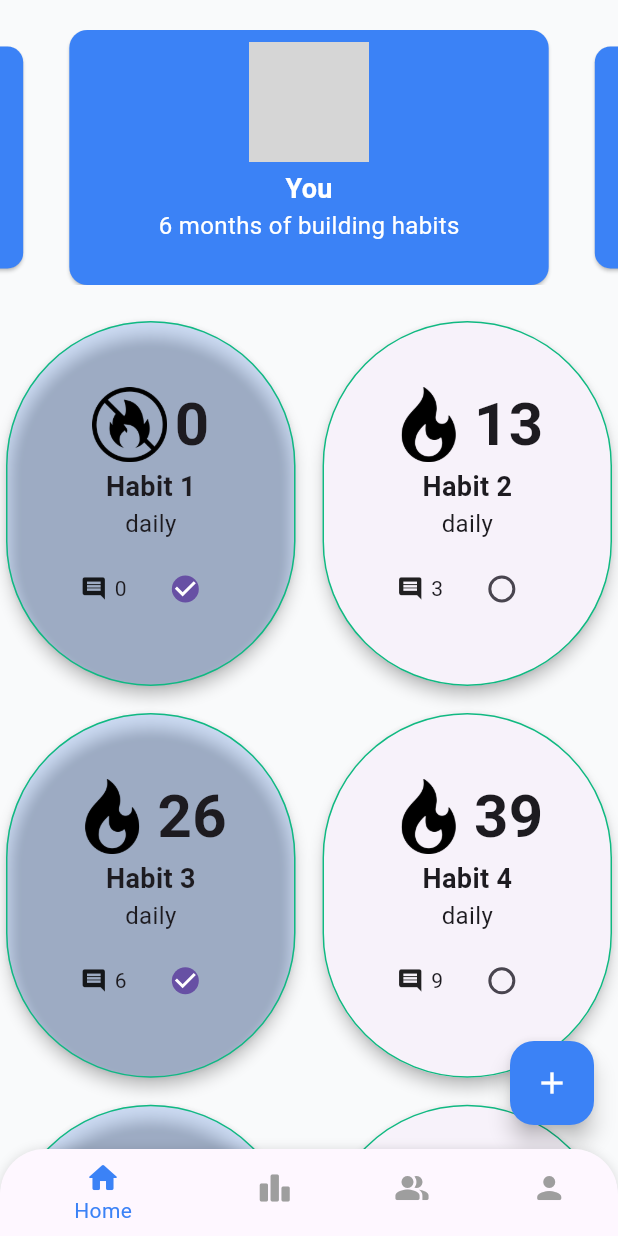
After one commit to Destiny-Ed/Rise_App, a Flutter app: the MainScreen screen opened directly, on a phone screen of 412 x 824 dp. The commit adds this screen. Run offline on Flutter 3.47's test engine with Material 3 defaults, Android fonts, the phone set to English and light mode, and no system bars; drawn by our look-alikes of carousel_slider; our stand-ins replace cached_network_image; network calls fail; grey boxes are pictures that could not be loaded.

Commit message:
created habits screen

```diff
--- a/lib/core/config/constants.dart
+++ b/lib/core/config/constants.dart
@@ -1 +1,17 @@
 const appName = "Rise";
+
+String avatar(dynamic value) => 'https://robohash.org/$value';
+
+
+String streakIcons(int level) {
+  switch (level) {
+    case 0:
+      return "assets/streak_zero.png";
+    case (> 0 && <= 50):
+      return "assets/streak_black.png";
+    case > 51:
+      return "assets/streak_black_full.png";
+    default:
+      return "assets/streak_fire.png";
+  }
+}
--- /dev/null
+++ b/lib/features/home_screen/presentation/views/home_screen.dart
@@ -0,0 +1,199 @@
+import 'package:cached_network_image/cached_network_image.dart';
+import 'package:carousel_slider/carousel_slider.dart';
+import 'package:flutter/material.dart';
+import 'package:rise/core/config/constants.dart';
+import 'package:rise/core/config/extensions.dart';
+import 'package:rise/core/theme/app_colors.dart';
+import 'package:rise/features/home_screen/presentation/views/log_habits.dart';
+
+class HomeScreen extends StatefulWidget {
+  const HomeScreen({super.key});
+
+  @override
+  State<HomeScreen> createState() => _HomeScreenState();
+}
+
+class _HomeScreenState extends State<HomeScreen> {
+  int _currentIndex = 0;
+
+  int currentUserIndex = 3;
+
+  late PageController _pageController;
+  late CarouselSliderController _carouselController;
+
+  @override
+  void initState() {
+    super.initState();
+    _currentIndex = currentUserIndex;
+    _pageController = PageController(initialPage: currentUserIndex);
+    _carouselController = CarouselSliderController();
+  }
+
+  void _syncPageView(int index) {
+    setState(() {
+      _currentIndex = index;
+    });
+    _pageController.animateToPage(index, duration: Duration(milliseconds: 300), curve: Curves.easeInOut);
+  }
+
+  void _syncCarousel(int index) {
+    setState(() {
+      _currentIndex = index;
+    });
+    _carouselController.animateToPage(index, duration: Duration(milliseconds: 300), curve: Curves.easeInOut);
+  }
+
+  @override
+  Widget build(BuildContext context) {
+    return Scaffold(
+      body: SafeArea(
+        child: Column(
+          children: [
+            20.height(),
+
+            //carousel slider
+            CarouselSlider.builder(
+              carouselController: _carouselController,
+              itemCount: 5,
+              itemBuilder: (context, index, realIndex) {
+                return GestureDetector(
+                  onTap: () {
+                    _syncPageView(index);
+                  },
+                  child: Card(
+                    color: AppColors.primaryColor,
+                    margin: const EdgeInsets.symmetric(horizontal: 5.0),
+                    child: Container(
+                      padding: const EdgeInsets.all(8.0),
+                      width: screenSize(context).width,
+                      child: Column(
+                        children: [
+                          CircleAvatar(
+                            radius: _currentIndex == index ? 40 : 30,
+                            backgroundImage: CachedNetworkImageProvider(avatar(index)),
+                          ),
+                          5.height(),
+                          Text(
+                            currentUserIndex == _currentIndex ? "You" : "User ${index + 1}",
+                            style: TextStyle(fontSize: 18, fontWeight: FontWeight.w600, color: AppColors.white),
+                          ),
+                          Text(
+                            "${index + 3} months of building habits",
+                            style: TextStyle(fontSize: 16, color: AppColors.white),
+                          ),
+                        ],
+                      ),
+                    ),
+                  ),
+                );
+              },
+              options: CarouselOptions(
+                height: 170,
+                enableInfiniteScroll: false,
+                enlargeCenterPage: true,
+                pageSnapping: false,
+                initialPage: currentUserIndex,
+                onPageChanged: (index, reason) {
+                  //sync pageView
+                  _syncPageView(index);
+                },
+              ),
+            ),
+
+            20.height(),
+
+            ///pageview (habit cards)
+            Expanded(
+              child: PageView(
+                onPageChanged: (value) {
+                  //sync carousel
+                  _syncCarousel(value);
+                },
+                controller: _pageController,
+                children: List.generate(5, (index) {
+                  return GridView.builder(
+                    gridDelegate: SliverGridDelegateWithFixedCrossAxisCount(
+                      crossAxisCount: 2,
+                      childAspectRatio: 0.8,
+                      crossAxisSpacing: 10,
+                      mainAxisSpacing: 10,
+                    ),
+                    itemBuilder: (context, habitIndex) {
+                      return GestureDetector(
+                        onTap: () {},
+                        child: Card(
+                          color: habitIndex.isEven ? AppColors.primaryColor.withAlpha(50) : null,
+                          shape: StadiumBorder(side: BorderSide(color: AppColors.secondaryColor)),
+                          elevation: 4,
+                          child: Padding(
+                            padding: const EdgeInsets.all(12),
+                            child: Column(
+                              mainAxisAlignment: MainAxisAlignment.center,
+                              children: [
+                                Row(
+                                  mainAxisAlignment: MainAxisAlignment.center,
+                                  children: [
+                                    Image.asset(streakIcons(habitIndex * 13), width: 50),
+                                    5.width(),
+                                    Text(
+                                      "${habitIndex * 13}",
+                                      style: TextStyle(fontSize: 40, fontWeight: FontWeight.bold),
+                                    ),
+                                  ],
+                                ),
+
+                                Text(
+                                  "Habit ${habitIndex + 1}",
+                                  style: TextStyle(fontSize: 18, fontWeight: FontWeight.bold),
+                                ),
+
+                                Text("daily", style: TextStyle(fontSize: 16)),
+                                8.height(),
+
+                                Row(
+                                  mainAxisAlignment: MainAxisAlignment.center,
+                                  children: [
+                                    Icon(Icons.comment, size: 18),
+                                    5.width(),
+                                    Text("${habitIndex * 3}"),
+                                    15.width(),
+                                    Checkbox(
+                                      shape: CircleBorder(),
+                                      semanticLabel: "mark habit",
+                                      splashRadius: 20,
+                                      value: habitIndex.isEven,
+                                      onChanged: (value) {},
+                                    ),
+                                  ],
+                                ),
+                              ],
+                            ),
+                          ),
+                        ),
+                      );
+                    },
+                    itemCount: 6,
+                  );
+                }),
+              ),
+            ),
+          ],
+        ),
+      ),
+      floatingActionButton: AnimatedOpacity(
+        duration: const Duration(seconds: 1),
+        opacity: _currentIndex == currentUserIndex ? 1 : 0,
+        child: FloatingActionButton(
+          onPressed: () {
+            ///
+            Navigator.push(context, MaterialPageRoute(builder: (context) => AddHabitScreen()));
+          },
+          tooltip: "Log Habit",
+          backgroundColor: AppColors.primaryColor,
+          foregroundColor: AppColors.white,
+          child: Icon(Icons.add),
+        ),
+      ),
+    );
+  }
+}
--- a/lib/features/main_activity.dart
+++ b/lib/features/main_activity.dart
@@ -1,4 +1,6 @@
 import 'package:flutter/material.dart';
+import 'package:rise/core/theme/app_colors.dart';
+import 'package:rise/features/home_screen/presentation/views/home_screen.dart';
 
 class MainScreen extends StatefulWidget {
   const MainScreen({super.key});
@@ -8,8 +10,47 @@ class MainScreen extends StatefulWidget {
 }
 
 class _MainScreenState extends State<MainScreen> {
+  int _selectedIndex = 0;
+
+  final List<Widget> _screens = [
+    HomeScreen(),
+    Text("leaderboard screen"),
+    Text("community screen"),
+    Text("profile screen"),
+  ];
+
   @override
   Widget build(BuildContext context) {
-    return const Placeholder();
+    return Scaffold(
+      body: AnimatedSwitcher(duration: Duration(milliseconds: 300), child: _screens[_selectedIndex]),
+      bottomNavigationBar: Container(
+        decoration: BoxDecoration(
+          color: AppColors.bgColor,
+          borderRadius: BorderRadius.vertical(top: Radius.circular(30)),
+          boxShadow: [BoxShadow(color: Colors.black12, blurRadius: 5)],
+        ),
+        child: ClipRRect(
+          borderRadius: BorderRadius.vertical(top: Radius.circular(30)),
+          child: BottomNavigationBar(
+            backgroundColor: AppColors.white,
+            currentIndex: _selectedIndex,
+            showUnselectedLabels: false,
+            onTap: (index) {
+              setState(() {
+                _selectedIndex = index;
+              });
+            },
+            selectedItemColor: AppColors.primaryColor,
+            unselectedItemColor: AppColors.grey,
+            items: [
+              BottomNavigationBarItem(icon: Icon(Icons.home_rounded), label: "Home"),
+              BottomNavigationBarItem(icon: Icon(Icons.leaderboard_rounded), label: "Leaderboard"),
+              BottomNavigationBarItem(icon: Icon(Icons.people_alt_rounded), label: "Community"),
+              BottomNavigationBarItem(icon: Icon(Icons.person_rounded), label: "Profile"),
+            ],
+          ),
+        ),
+      ),
+    );
   }
 }
```
Also changed, not shown: lib/features/home_screen/presentation/views/log_habits.dart (added, +136 -0 lines), lib/features/home_screen/presentation/widgets/log_habit_widgets.dart (added, +43 -0 lines), 11 other files.
